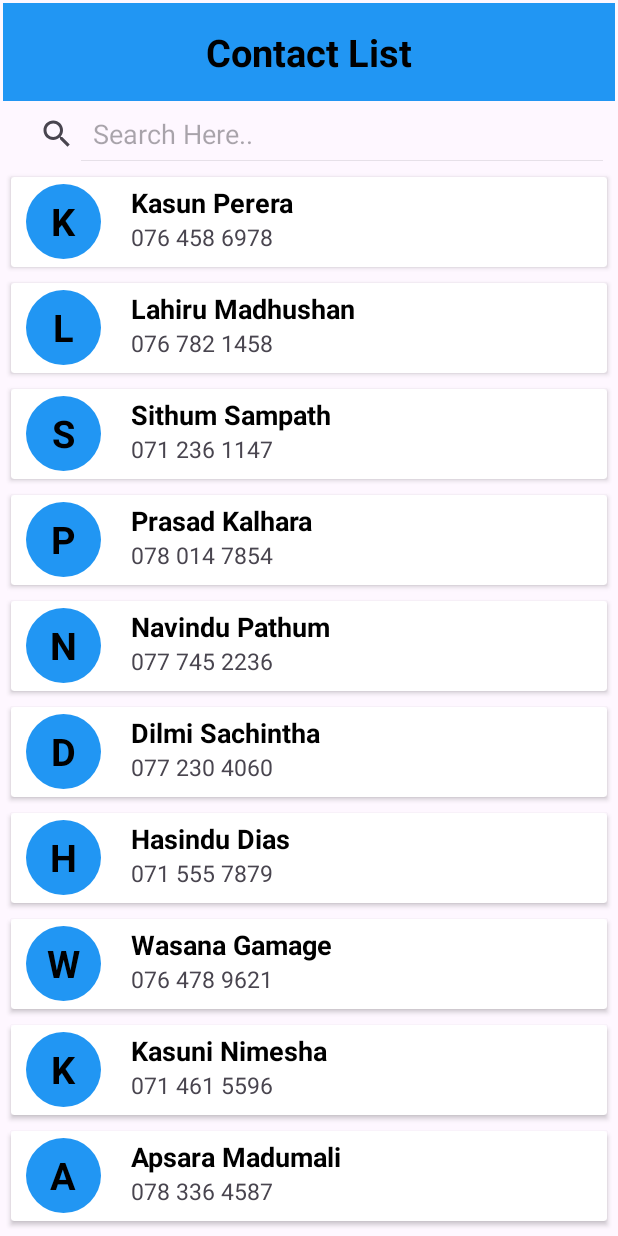
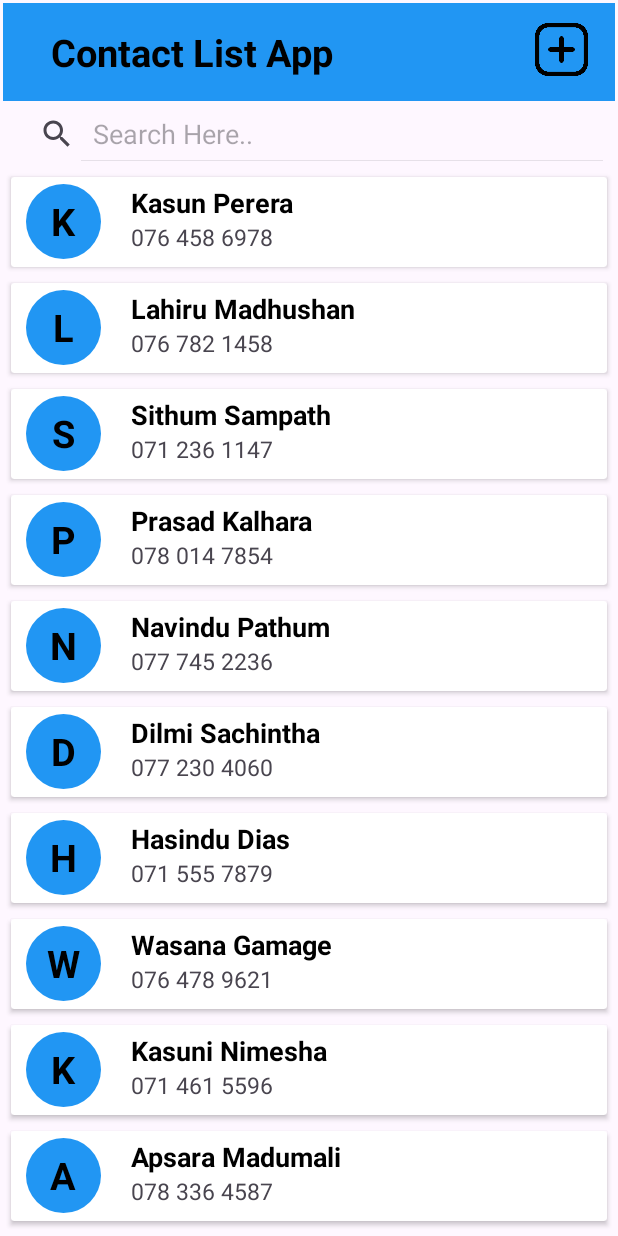
Before and after one commit to gschamika/Contacts-List-App, an Android app: the screen it shows after launch (MainActivity), on a phone screen of 412 x 824 dp. Run offline under Robolectric (Android 15) with nearby library versions, the phone set to English and light mode, and no system bars.

Commit message:
change 10 (Add new contact feature)

```diff
--- a/app/src/main/AndroidManifest.xml
+++ b/app/src/main/AndroidManifest.xml
@@ -24,6 +24,7 @@
                 <category android:name="android.intent.category.LAUNCHER" />
             </intent-filter>
         </activity>
+        <activity android:name=".AddContactActivity"/>
     </application>
 
 </manifest>
--- a/app/src/main/res/layout/activity_main.xml
+++ b/app/src/main/res/layout/activity_main.xml
@@ -21,13 +21,24 @@
         android:id="@+id/textView"
         android:layout_width="wrap_content"
         android:layout_height="wrap_content"
+        android:layout_alignParentStart="true"
         android:layout_alignParentTop="true"
-        android:layout_centerHorizontal="true"
+        android:layout_marginStart="32dp"
         android:layout_marginTop="15dp"
-        android:text="Contact List"
+        android:text="Contact List App"
         android:textColor="@color/black"
         android:textSize="25dp"
         android:textStyle="bold" />
+
+    <ImageView
+        android:id="@+id/add"
+        android:layout_width="35dp"
+        android:layout_height="35dp"
+        android:layout_alignParentTop="true"
+        android:layout_alignParentEnd="true"
+        android:layout_marginTop="13dp"
+        android:layout_marginEnd="18dp"
+        android:src="@drawable/add" />
 
     <androidx.appcompat.widget.SearchView
         android:id="@+id/searchView"
```
Also changed, not shown: app/src/main/java/com/example/contactslistapp/AddContactActivity.java (added, +51 -0 lines), app/src/main/java/com/example/contactslistapp/MainActivity.java (+30 -1 lines), app/src/main/res/layout/activity_add_contact.xml (added, +46 -0 lines), app/src/main/res/drawable/add.png (added).
